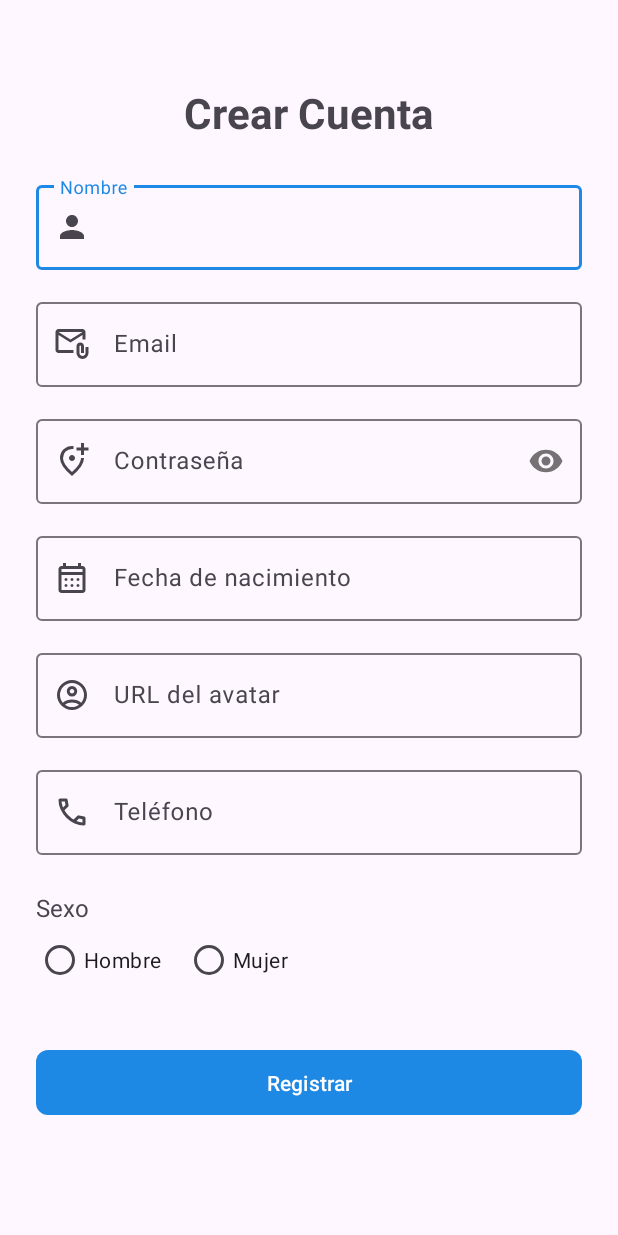
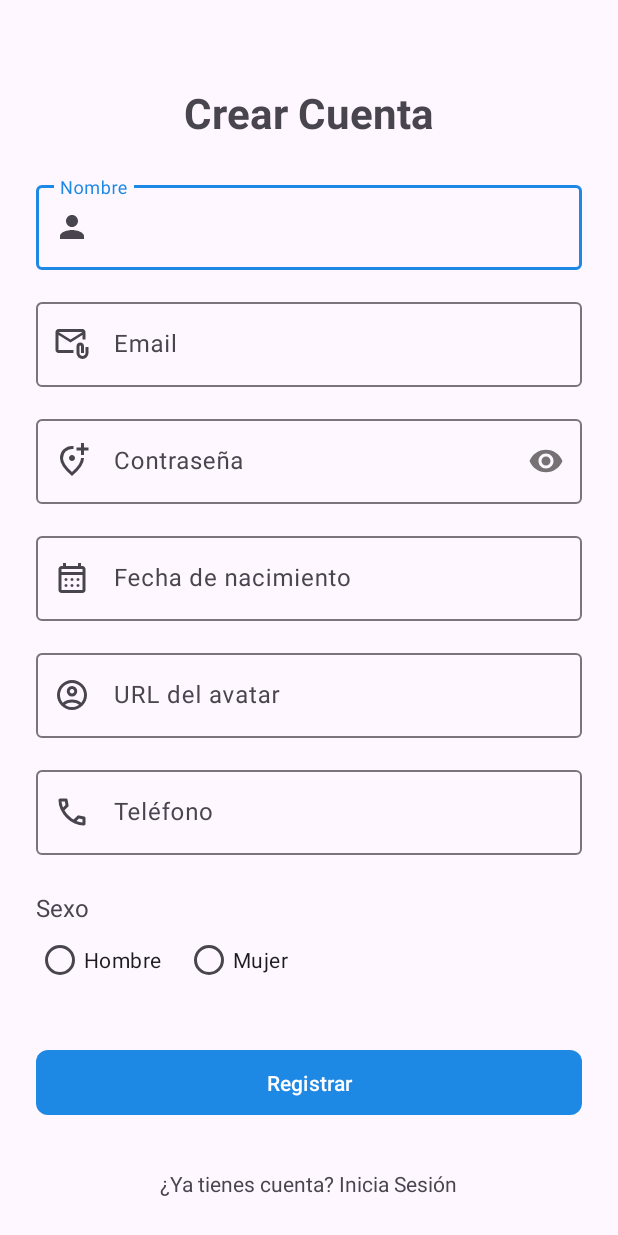
Before and after one commit to Rofting/Memazo, an Android app: the screen it shows after launch (AuthActivity), on a phone screen of 412 x 824 dp. Run offline under Robolectric (Android 15) with nearby library versions, the phone set to English and light mode, and no system bars.

Commit message:
Se introdujo la funcion para iniciar sesion. Se agrego la funcion que al pinchar en "no tienes cuenta" se olcute parte del formulario y solo quede email y contraseña. Se crea la clase LoginRequest y se modifica AuthActivity para que funcione

```diff
--- a/app/src/main/java/com/svalero/memazo/api/UserApiInterface.java
+++ b/app/src/main/java/com/svalero/memazo/api/UserApiInterface.java
@@ -1,5 +1,6 @@
 package com.svalero.memazo.api;
 
+import com.svalero.memazo.domain.LoginRequest;
 import com.svalero.memazo.domain.User;
 
 import java.util.List;
@@ -20,6 +21,9 @@ public interface UserApiInterface {
     @POST("users")
     Call<User> addUser(@Body User user);
 
+    @POST("users/login")
+    Call<User> login(@Body LoginRequest loginRequest);
+
     @PUT("users/{id}")
     Call<User> modifyUser(@Path("id") long id, @Body User user);
 
--- a/app/src/main/res/layout/activity_auth.xml
+++ b/app/src/main/res/layout/activity_auth.xml
@@ -14,6 +14,7 @@
         android:padding="24dp">
 
         <TextView
+            android:id="@+id/tvTitle"
             android:layout_width="wrap_content"
             android:layout_height="wrap_content"
             android:layout_gravity="center"
@@ -23,6 +24,7 @@
             android:textStyle="bold" />
 
         <com.google.android.material.textfield.TextInputLayout
+            android:id="@+id/tilName"
             style="@style/Widget.Material3.TextInputLayout.OutlinedBox"
             android:layout_width="match_parent"
             android:layout_height="wrap_content"
@@ -68,6 +70,7 @@
         </com.google.android.material.textfield.TextInputLayout>
 
         <com.google.android.material.textfield.TextInputLayout
+            android:id="@+id/tilBirthDate"
             style="@style/Widget.Material3.TextInputLayout.OutlinedBox"
             android:layout_width="match_parent"
             android:layout_height="wrap_content"
@@ -83,6 +86,7 @@
         </com.google.android.material.textfield.TextInputLayout>
 
         <com.google.android.material.textfield.TextInputLayout
+            android:id="@+id/tilAvatar"
             style="@style/Widget.Material3.TextInputLayout.OutlinedBox"
             android:layout_width="match_parent"
             android:layout_height="wrap_content"
@@ -98,6 +102,7 @@
         </com.google.android.material.textfield.TextInputLayout>
 
         <com.google.android.material.textfield.TextInputLayout
+            android:id="@+id/tilPhone"
             style="@style/Widget.Material3.TextInputLayout.OutlinedBox"
             android:layout_width="match_parent"
             android:layout_height="wrap_content"
@@ -113,6 +118,7 @@
         </com.google.android.material.textfield.TextInputLayout>
 
         <TextView
+            android:id="@+id/tvSexLabel"
             android:layout_width="wrap_content"
             android:layout_height="wrap_content"
             android:layout_marginTop="24dp"
@@ -148,5 +154,24 @@
             android:text="Registrar"
             app:cornerRadius="8dp" />
 
+        <com.google.android.material.button.MaterialButton
+            android:id="@+id/btnLogin"
+            android:layout_width="match_parent"
+            android:layout_height="wrap_content"
+            android:layout_marginTop="16dp"
+            android:paddingVertical="12dp"
+            android:text="Iniciar Sesión"
+            android:visibility="gone"
+            app:cornerRadius="8dp" />
+
+        <TextView
+            android:id="@+id/tvToggleMode"
+            android:layout_width="wrap_content"
+            android:layout_height="wrap_content"
+            android:layout_gravity="center_horizontal"
+            android:layout_marginTop="24dp"
+            android:padding="8dp"
+            android:text="¿Ya tienes cuenta? Inicia Sesión" />
+
     </LinearLayout>
 </ScrollView>
```
Also changed, not shown: app/src/main/java/com/svalero/memazo/activity/AuthActivity.java (+87 -1 lines), app/src/main/java/com/svalero/memazo/domain/LoginRequest.java (added, +19 -0 lines).
